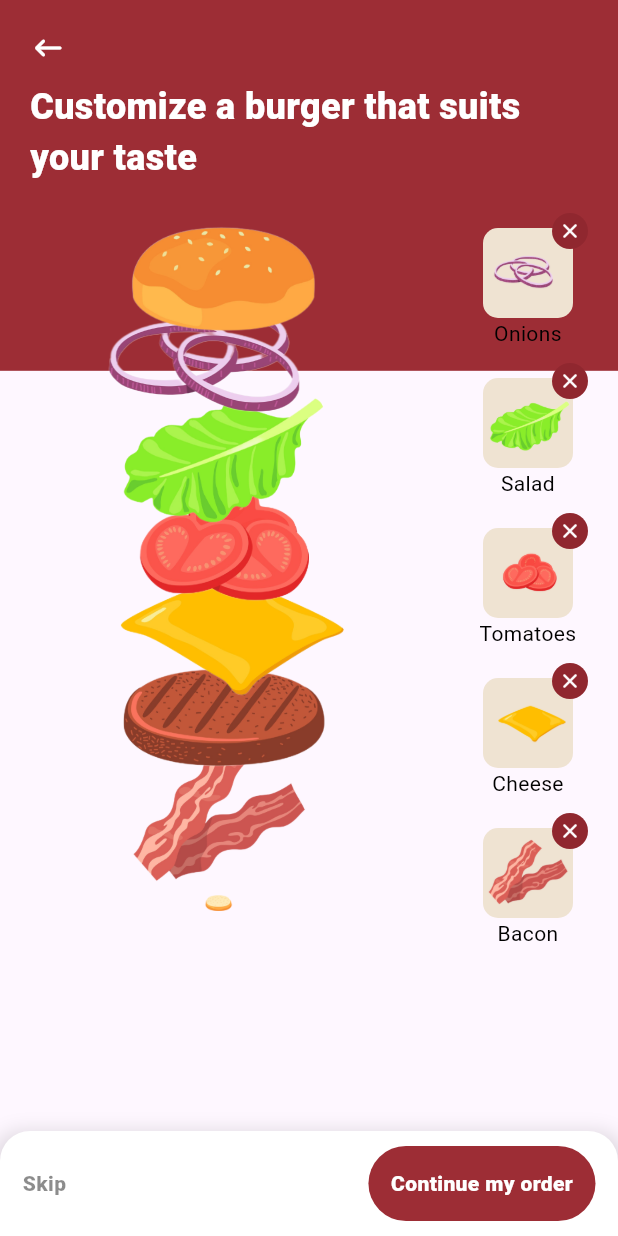
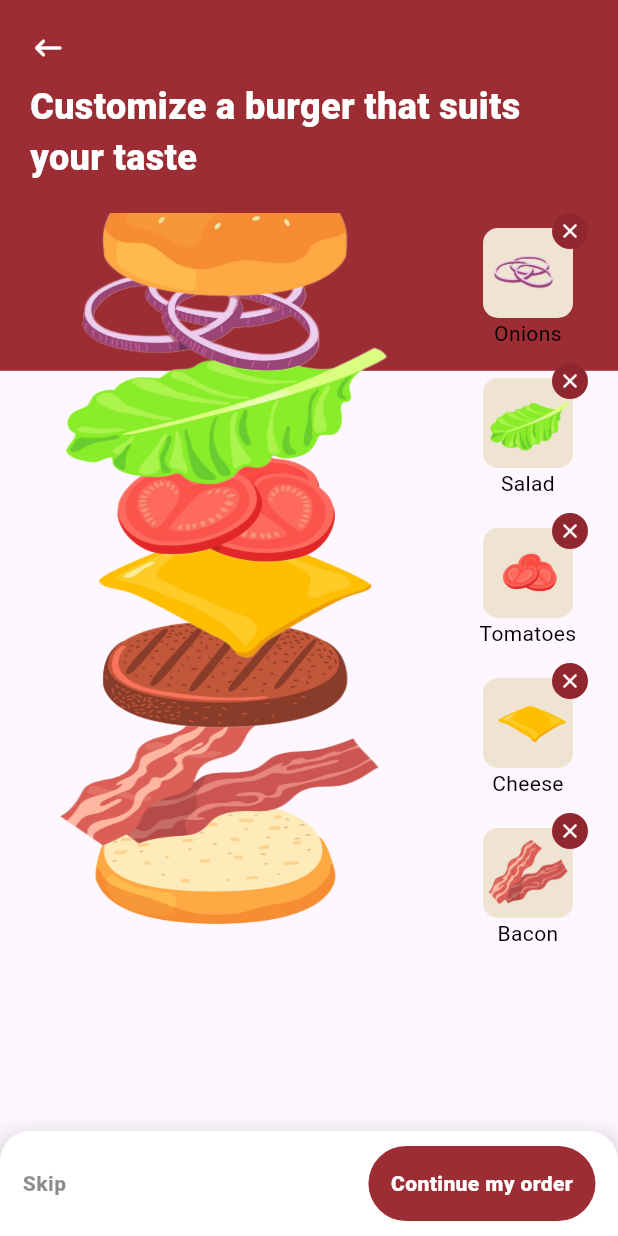
Before and after one commit to Jesus1397/Flutter-animation-burger, a Flutter app: the screen it shows after launch, on a phone screen of 412 x 824 dp. Run offline on Flutter 3.47's test engine with Material 3 defaults, Android fonts, the phone set to English and light mode, and no system bars.

Commit message:
fix: changes

```diff
--- a/lib/db/ingredients_db.dart
+++ b/lib/db/ingredients_db.dart
@@ -7,7 +7,6 @@ class IngredientsModel extends ChangeNotifier {
       name: '',
       image: 'assets/bread-bottom.png',
       selected: true,
-      width: 20.0,
     ),
     Ingredient(
       name: 'Bacon',
@@ -43,7 +42,6 @@ class IngredientsModel extends ChangeNotifier {
       name: '',
       image: 'assets/bread-top.png',
       selected: true,
-      width: 170,
     ),
   ];
 
--- a/lib/models/ingredient_model.dart
+++ b/lib/models/ingredient_model.dart
@@ -2,12 +2,12 @@ class Ingredient {
   String name;
   String image;
   bool selected;
-  double width;
+  double? width;
 
   Ingredient({
     required this.name,
     required this.image,
     required this.selected,
-    this.width = 200.0,
+    double? width,
   });
 }
--- a/lib/widgets/burger_widget.dart
+++ b/lib/widgets/burger_widget.dart
@@ -7,18 +7,20 @@ class BurgerWidget extends StatelessWidget {
 
   @override
   Widget build(BuildContext context) {
+    Size size = MediaQuery.of(context).size;
+
     return Expanded(
       child: SizedBox(
-        height: 500,
+        height: size.height * 0.75,
         child: Stack(
           fit: StackFit.expand,
           children: [
             Positioned(
-              top: -30,
+              top: -180,
               left: -20,
               right: 0,
               child: SizedBox(
-                height: 500,
+                height: size.height * 0.75,
                 child: Consumer<IngredientsModel>(
                   builder: (context, ingredientsModel, child) {
                     return ListView.builder(
@@ -28,22 +30,28 @@ class BurgerWidget extends StatelessWidget {
                       itemBuilder: (BuildContext context, int index) {
                         var ingredient = ingredientsModel.ingredients[index];
                         return Align(
-                          heightFactor: 0.6,
+                          heightFactor: 0.55,
                           alignment: Alignment.topCenter,
                           child: AnimatedContainer(
-                            curve: Curves.easeInOut,
+                            curve: Curves.decelerate,
                             duration: const Duration(
                               milliseconds: 500,
                             ),
-                            height: ingredient.selected ? 100 : 0,
+                            height: ingredient.selected ? 110 : 0,
+                            width: ingredient.selected
+                                ? (ingredient ==
+                                        ingredientsModel.ingredients.first
+                                    ? size.width * 0.5
+                                    : size.width * 0.6)
+                                : 0,
                             padding: const EdgeInsets.only(
                               right: 20,
                             ),
                             child: Image(
+                              fit: BoxFit.fill,
                               image: AssetImage(
                                 ingredient.image,
                               ),
-                              width: ingredient.width,
                             ),
                           ),
                         );
```
